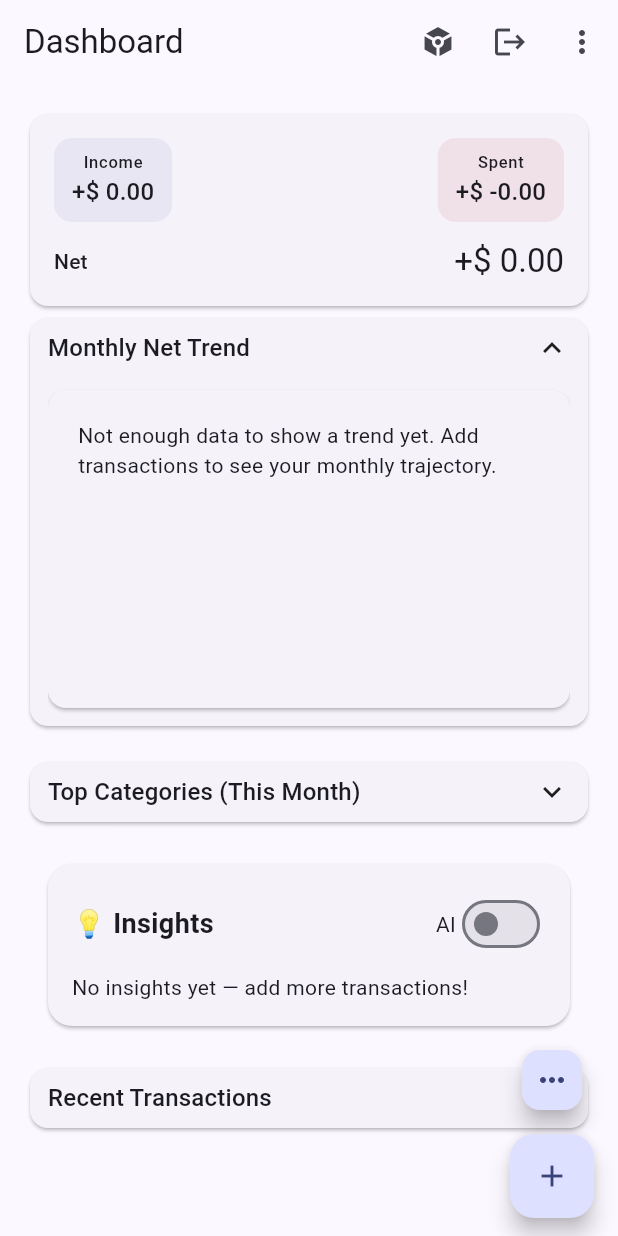
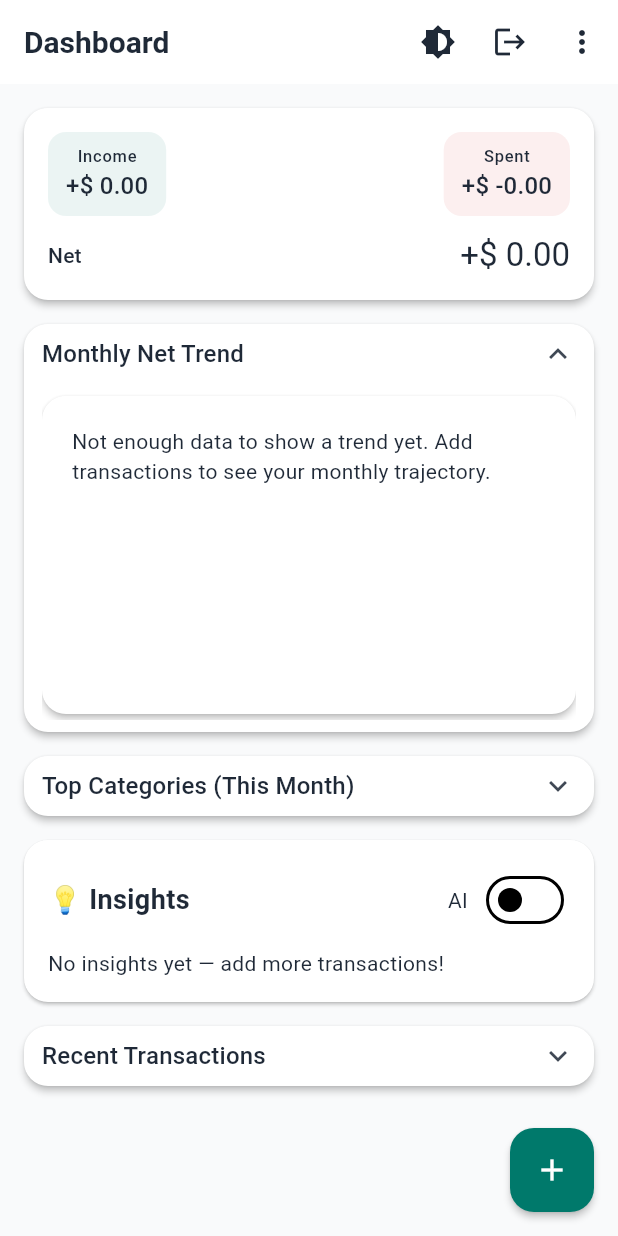
Before and after one commit to MgSuper/mini_finance_tracker, a Flutter app: the screen it shows once a user with an empty profile is signed in, after a tap on "Monthly Net Trend", on a phone screen of 412 x 824 dp. Run offline on Flutter 3.47's test engine with Material 3 defaults, Android fonts, the light colour scheme and no system bars; our stand-ins replace cloud_firestore, csv, file_picker, firebase_auth, firebase_core, fl_chart and 5 more; accounts and stored records are empty; generated files the repository leaves out were written again.

Commit message:
[FIXED] clean code

```diff
--- a/lib/app/app.dart
+++ b/lib/app/app.dart
@@ -2,7 +2,8 @@ import 'package:flutter/material.dart';
 import 'package:flutter_riverpod/flutter_riverpod.dart';
 import 'package:mini_finan/app/app_router.dart';
 import 'package:mini_finan/app/auth_sync.dart';
-import 'package:mini_finan/app/theme.dart';
+import 'package:mini_finan/app/app_theme.dart';
+import 'package:mini_finan/app/providers/theme_mode_provider.dart';
 
 class FinanceAIApp extends ConsumerWidget {
   const FinanceAIApp({super.key});
@@ -10,12 +11,14 @@ class FinanceAIApp extends ConsumerWidget {
   @override
   Widget build(BuildContext context, WidgetRef ref) {
     final router = ref.watch(routerProvider);
+    final mode = ref.watch(themeModeProvider);
     return AuthSync(
       child: MaterialApp.router(
         debugShowCheckedModeBanner: false,
         title: 'FinanceAI',
-        theme: lightTheme,
-        darkTheme: darkTheme,
+        theme: AppTheme.light,
+        darkTheme: AppTheme.dark,
+        themeMode: mode,
         routerConfig: router,
       ),
     );
--- /dev/null
+++ b/lib/app/app_theme.dart
@@ -0,0 +1,145 @@
+import 'package:flutter/material.dart';
+
+/// Brand seed color (refined teal/green).
+const _seed = Color(0xFF14B8A6);
+
+class AppTheme {
+  static const _radiusCard = 16.0;
+  static const _radiusField = 12.0;
+
+  static const _fieldPadding =
+      EdgeInsets.symmetric(horizontal: 12, vertical: 12);
+  static const _tilePadding = EdgeInsets.symmetric(horizontal: 12, vertical: 2);
+  static const _cardMargin =
+      EdgeInsets.zero; // IMPORTANT: keep same in both themes
+
+  static ThemeData _base({
+    required Brightness brightness,
+    required ColorScheme colorScheme,
+    required Color scaffoldBg,
+    required Color cardColor,
+    required Color inputFill,
+  }) {
+    final isDark = brightness == Brightness.dark;
+
+    return ThemeData(
+      useMaterial3: true,
+      brightness: brightness,
+      colorScheme: colorScheme,
+      scaffoldBackgroundColor: scaffoldBg,
+
+      // Keep AppBar behavior identical -> no "jump"
+      appBarTheme: AppBarTheme(
+        centerTitle: false,
+        elevation: 0,
+        scrolledUnderElevation: 0,
+        surfaceTintColor: Colors.transparent,
+        backgroundColor:
+            colorScheme.surface, // keep solid in both to avoid visual shift
+        foregroundColor: colorScheme.onSurface,
+        titleTextStyle: TextStyle(
+          color: colorScheme.onSurface,
+          fontSize: 20,
+          fontWeight: FontWeight.w700,
+        ),
+      ),
+
+      cardTheme: CardThemeData(
+        color: cardColor,
+        elevation: 2,
+        margin: _cardMargin, // IMPORTANT: same margin in both
+        shape: RoundedRectangleBorder(
+          borderRadius: BorderRadius.circular(_radiusCard),
+        ),
+      ),
+
+      listTileTheme: const ListTileThemeData(
+        contentPadding: _tilePadding, // IMPORTANT: same in both
+      ),
+
+      inputDecorationTheme: InputDecorationTheme(
+        filled: true,
+        fillColor: inputFill,
+        contentPadding: _fieldPadding, // IMPORTANT: same in both
+        border: OutlineInputBorder(
+          borderRadius: BorderRadius.circular(_radiusField),
+          borderSide: BorderSide(
+            color: isDark ? const Color(0xFF2B3440) : const Color(0xFFE5E7EB),
+          ),
+        ),
+        enabledBorder: OutlineInputBorder(
+          borderRadius: BorderRadius.circular(_radiusField),
+          borderSide: BorderSide(
+            color: isDark ? const Color(0xFF2B3440) : const Color(0xFFE5E7EB),
+          ),
+        ),
+        focusedBorder: OutlineInputBorder(
+          borderRadius: BorderRadius.circular(_radiusField),
+          borderSide: BorderSide(color: colorScheme.primary, width: 2),
+        ),
+        labelStyle: TextStyle(
+          color: isDark ? const Color(0xFF9CA3AF) : const Color(0xFF6B7280),
+        ),
+        hintStyle: TextStyle(
+          color: isDark ? const Color(0xFF6B7280) : const Color(0xFF9CA3AF),
+        ),
+      ),
+
+      iconTheme: IconThemeData(color: colorScheme.onSurface.withOpacity(0.85)),
+
+      filledButtonTheme: FilledButtonThemeData(
+        style: FilledButton.styleFrom(
+          backgroundColor: colorScheme.primary,
+          foregroundColor: colorScheme.onPrimary,
+          shape:
+              RoundedRectangleBorder(borderRadius: BorderRadius.circular(12)),
+          textStyle: const TextStyle(fontWeight: FontWeight.w600),
+        ),
+      ),
+
+      snackBarTheme: SnackBarThemeData(
+        behavior: SnackBarBehavior.floating,
+        backgroundColor:
+            isDark ? const Color(0xFF1E242B) : const Color(0xFF111827),
+        contentTextStyle:
+            TextStyle(color: isDark ? Colors.white : Colors.white),
+        shape: RoundedRectangleBorder(borderRadius: BorderRadius.circular(10)),
+      ),
+
+      floatingActionButtonTheme:
+          const FloatingActionButtonThemeData(elevation: 2),
+    );
+  }
+
+  // LIGHT (aligned)
+  static final ThemeData light = _base(
+    brightness: Brightness.light,
+    colorScheme: const ColorScheme.light(
+      primary: Color(0xFF00796B),
+      onPrimary: Colors.white,
+      secondary: Color(0xFFFFC107),
+      onSecondary: Colors.black,
+      surface: Color(0xFFFFFFFF), // make AppBar/Card consistent surface base
+      onSurface: Color(0xFF1F2937),
+      error: Color(0xFFD32F2F),
+      onError: Colors.white,
+    ),
+    scaffoldBg: const Color(0xFFF9FAFB),
+    cardColor: const Color(0xFFFFFFFF),
+    inputFill: const Color(0xFFFFFFFF),
+  );
+
+  // DARK (aligned)
+  static final ThemeData dark = _base(
+    brightness: Brightness.dark,
+    colorScheme: ColorScheme.fromSeed(
+      seedColor: _seed,
+      brightness: Brightness.dark,
+    ).copyWith(
+      surface: const Color(0xFF161A1F),
+    ),
+    scaffoldBg: const Color(0xFF0F1114),
+    cardColor: const Color(0xFF161A1F),
+    inputFill: const Color(0xFF151A1E),
+  );
+}
--- /dev/null
+++ b/lib/app/providers/theme_mode_provider.dart
@@ -0,0 +1,38 @@
+import 'package:flutter/material.dart';
+import 'package:flutter_riverpod/flutter_riverpod.dart';
+import 'package:shared_preferences/shared_preferences.dart';
+
+final themeModeProvider =
+    NotifierProvider<ThemeModeController, ThemeMode>(ThemeModeController.new);
+
+class ThemeModeController extends Notifier<ThemeMode> {
+  static const _k = 'app_theme_mode';
+
+  @override
+  ThemeMode build() {
+    _load();
+    return ThemeMode.system;
+  }
+
+  Future<void> _load() async {
+    final sp = await SharedPreferences.getInstance();
+    final i = sp.getInt(_k); // 0=system,1=light,2=dark
+    if (i != null) state = ThemeMode.values[i.clamp(0, 2)];
+  }
+
+  Future<void> set(ThemeMode m) async {
+    state = m;
+    final sp = await SharedPreferences.getInstance();
+    await sp.setInt(_k, m.index);
+  }
+
+  Future<void> toggle() async {
+    // Light <-> Dark; keep System as Light for simplicity
+    final next = switch (state) {
+      ThemeMode.light => ThemeMode.dark,
+      ThemeMode.dark => ThemeMode.light,
+      ThemeMode.system => ThemeMode.dark,
+    };
+    await set(next);
+  }
+}
--- a/lib/app/theme.dart
+++ /dev/null
@@ -1,7 +0,0 @@
-import 'package:flutter/material.dart';
-
-final lightTheme = ThemeData(
-  colorScheme: ColorScheme.fromSeed(seedColor: Colors.indigo),
-  useMaterial3: true,
-);
-final darkTheme = ThemeData.dark(useMaterial3: true);
--- a/lib/features/dashboard/presentation/dashboard_screen.dart
+++ b/lib/features/dashboard/presentation/dashboard_screen.dart
@@ -2,15 +2,18 @@ import 'package:firebase_auth/firebase_auth.dart';
 import 'package:flutter/material.dart';
 import 'package:flutter_riverpod/flutter_riverpod.dart';
 import 'package:go_router/go_router.dart';
+import 'package:mini_finan/app/providers/theme_mode_provider.dart';
 import 'package:mini_finan/features/auth/providers.dart';
 import 'package:mini_finan/features/dashboard/providers.dart';
 import 'package:mini_finan/features/dashboard/providers/trend_expand_persistence_provider.dart';
 import 'package:mini_finan/features/dashboard/widgets/expansion_card.dart';
+import 'package:mini_finan/features/dashboard/widgets/expansion_card_shimmer.dart';
 import 'package:mini_finan/features/dashboard/widgets/monthly_trend_chart.dart';
 import 'package:mini_finan/features/insights/insights_card.dart';
 import 'package:mini_finan/features/transactions/data/transaction_model.dart';
 import 'package:mini_finan/features/transactions/presentation/transaction_detail_sheet.dart';
 import 'package:mini_finan/widgets/error_card.dart';
+import 'package:mini_finan/widgets/shimmer_box.dart';
 
 class DashboardScreen extends ConsumerWidget {
   const DashboardScreen({super.key});
@@ -40,13 +43,9 @@ class DashboardScreen extends ConsumerWidget {
         title: const Text('Dashboard'),
         actions: [
           IconButton(
-            tooltip: 'Token',
-            icon: const Icon(Icons.token),
-            onPressed: () async {
-              final user = FirebaseAuth.instance.currentUser;
-              final idToken = await user?.getIdToken(true);
-              print(idToken);
-            },
+            tooltip: 'Toggle theme',
+            icon: const Icon(Icons.brightness_6),
+            onPressed: () => ref.read(themeModeProvider.notifier).toggle(),
           ),
           IconButton(
             tooltip: 'Logout',
@@ -64,31 +63,24 @@ class DashboardScreen extends ConsumerWidget {
               _ => null,
             },
             itemBuilder: (ctx) => const [
-              PopupMenuItem(value: 'import', child: Text('Import CSV')),
               PopupMenuItem(
-                  value: 'categories', child: Text('Manage Categories')),
-              PopupMenuItem(value: 'rules', child: Text('Manage Rules')),
-              PopupMenuItem(value: 'more', child: Text('More…')),
+                value: 'import',
+                child: Text('Import CSV'),
+              ),
+              PopupMenuItem(
+                value: 'categories',
+                child: Text('Manage Categories'),
+              ),
+              PopupMenuItem(
+                value: 'rules',
+                child: Text('Manage Rules'),
+              ),
+              PopupMenuItem(
+                value: 'more',
+                child: Text('More…'),
+              ),
             ],
           ),
-        ],
-      ),
-      floatingActionButtonLocation: FloatingActionButtonLocation.endContained,
-      floatingActionButton: Column(
-        mainAxisSize: MainAxisSize.min,
-        children: [
-          FloatingActionButton.small(
-            heroTag: 'more',
-            onPressed: () => context.push('/more'),
-            child: const Icon(Icons.more_horiz),
-          ),
-          const SizedBox(height: 12),
-          FloatingActionButton(
-            onPressed: () => context.push('/transactions/add'),
-            child: const Icon(Icons.add),
-            // label: const Text('Add transaction'),
-          ),
-          const SizedBox(height: 12),
         ],
       ),
       body: RefreshIndicator(
@@ -102,6 +94,7 @@ class DashboardScreen extends ConsumerWidget {
           children: [
             _TotalsCard(totals: totals),
             // Expandable Monthly Trend
+            const SizedBox(height: 16),
             Consumer(
               builder: (context, ref, _) {
                 final expandedState = ref.watch(monthlyTrendExpandedProvider);
@@ -116,13 +109,7 @@ class DashboardScreen extends ConsumerWidget {
                     child:
                         const SizedBox(height: 220, child: MonthlyTrendChart()),
                   ),
-                  orElse: () => const Card(
-                    child: SizedBox(
-                      height: 80,
-                      child: Center(
-                          child: CircularProgressIndicator(strokeWidth: 2)),
-                    ),
-                  ),
+                  orElse: () => const ExpansionCardShimmer(),
                 );
               },
             ),
@@ -176,13 +163,7 @@ class DashboardScreen extends ConsumerWidget {
                       },
                     ),
                   ),
-                  orElse: () => const Card(
-                    child: SizedBox(
-                      height: 80,
-                      child: Center(
-                          child: CircularProgressIndicator(strokeWidth: 2)),
-                    ),
-                  ),
+                  orElse: () => const ExpansionCardShimmer(),
                 );
               },
             ),
@@ -240,18 +221,17 @@ class DashboardScreen extends ConsumerWidget {
                       },
                     ),
                   ),
-                  orElse: () => const Card(
-                    child: SizedBox(
-                      height: 80,
-                      child: Center(
-                          child: CircularProgressIndicator(strokeWidth: 2)),
-                    ),
-                  ),
+                  orElse: () => const ExpansionCardShimmer(),
                 );
               },
             ),
           ],
         ),
+      ),
+      floatingActionButton: FloatingActionButton(
+        onPressed: () => context.push('/transactions/add'),
+        child: const Icon(Icons.add),
+        // label: const Text('Add transaction'),
       ),
     );
   }
@@ -264,7 +244,61 @@ class _TotalsCard extends ConsumerWidget {
   @override
   Widget build(BuildContext context, WidgetRef ref) {
     return totals.when(
-      loading: () => const _CardSkeleton(height: 96),
+      loading: () => Card(
+        child: Padding(
+          padding: const EdgeInsets.all(16),
+          child: LayoutBuilder(
+            builder: (ctx, c) {
+              final small = c.maxWidth < 360;
+
+              if (small) {
+                // === Small layout: same structure as data ===
+                return const Column(
+                  crossAxisAlignment: CrossAxisAlignment.start,
+                  children: [
+                    Row(
+                      mainAxisAlignment: MainAxisAlignment.spaceBetween,
+                      children: [
+                        _TotalChipSkeleton(isNegative: false),
+                        _TotalChipSkeleton(isNegative: true),
+                      ],
+                    ),
+                    SizedBox(height: 12),
+                    Row(
+                      children: [
+                        // "Net" label placeholder
+                        ShimmerBox(width: 28, height: 14, borderRadius: 6),
+                        Spacer(),
+                        // "Net" value placeholder (FittedBox target size)
+                        ShimmerBox(width: 120, height: 26, borderRadius: 6),
+                      ],
+                    ),
+                  ],
+                );
+              }
+
+              // === Wide layout: same structure as data ===
+              return const Row(
+                children: [
+                  _TotalChipSkeleton(isNegative: false),
+                  SizedBox(width: 12),
+                  _TotalChipSkeleton(isNegative: true),
+                  Spacer(),
+                  // Net column (label + value)
+                  Column(
+                    crossAxisAlignment: CrossAxisAlignment.end,
+                    children: [
+                      ShimmerBox(width: 24, height: 12, borderRadius: 6),
+                      SizedBox(height: 6),
+                      ShimmerBox(width: 140, height: 28, borderRadius: 6),
+                    ],
+                  ),
+                ],
+              );
+            },
+          ),
+        ),
+      ),
       error: (e, _) => ErrorCard(
         error: e,
         onRetry: () => ref.invalidate(transactionsStreamProvider),
@@ -337,6 +371,37 @@ class _TotalsCard extends ConsumerWidget {
             },
           ),
         ),
+      ),
+    );
+  }
+}
+
+class _TotalChipSkeleton extends StatelessWidget {
+  const _TotalChipSkeleton({this.isNegative = false});
+  final bool isNegative;
+
+  @override
+  Widget build(BuildContext context) {
+    final color = isNegative
+        ? Theme.of(context).colorScheme.error
+        : Theme.of(context).colorScheme.primary;
+
+    // Mirror _TotalChip: same padding + border radius + background tint
+    return Container(
+      padding: const EdgeInsets.symmetric(horizontal: 12, vertical: 8),
+      decoration: BoxDecoration(
+        color: color.withAlpha(20),
+        borderRadius: BorderRadius.circular(12),
+      ),
+      child: const Column(
+        crossAxisAlignment: CrossAxisAlignment.start,
+        children: [
+          // label (Text(label, style: labelSmall))
+          ShimmerBox(width: 46, height: 12, borderRadius: 6),
+          SizedBox(height: 6),
+          // value (Text(_money(...), style: titleMedium))
+          ShimmerBox(width: 96, height: 20, borderRadius: 6),
+        ],
       ),
     );
   }
--- /dev/null
+++ b/lib/features/dashboard/widgets/expansion_card_shimmer.dart
@@ -0,0 +1,23 @@
+import 'package:flutter/material.dart';
+import 'package:mini_finan/widgets/shimmer_box.dart';
+
+class ExpansionCardShimmer extends StatelessWidget {
+  const ExpansionCardShimmer({super.key});
+
+  @override
+  Widget build(BuildContext context) {
+    return Card(
+      shape: RoundedRectangleBorder(borderRadius: BorderRadius.circular(16)),
+      margin: const EdgeInsets.symmetric(horizontal: 16, vertical: 8),
+      child: const Row(
+        children: [
+          // Left title shimmer (mimic title text)
+          ShimmerBox(width: 140, height: 18, borderRadius: 8),
+          Spacer(),
+          // Right side shimmer (e.g. icon, total, or toggle arrow)
+          ShimmerBox(width: 24, height: 24, borderRadius: 8),
+        ],
+      ),
+    );
+  }
+}
--- a/lib/features/insights/insights_card.dart
+++ b/lib/features/insights/insights_card.dart
@@ -30,7 +30,6 @@ class InsightsCard extends ConsumerWidget {
     }
 
     return Card(
-      margin: const EdgeInsets.symmetric(horizontal: 16, vertical: 8),
       elevation: 1,
       shape: RoundedRectangleBorder(borderRadius: BorderRadius.circular(16)),
       child: Padding(
@@ -48,6 +47,7 @@ class InsightsCard extends ConsumerWidget {
                 Row(
                   children: [
                     const Text('AI'),
+                    const SizedBox(width: 8),
                     Switch(
                       value: useAi,
                       onChanged: (_) =>
--- a/lib/features/more/presentation/more_screen.dart
+++ b/lib/features/more/presentation/more_screen.dart
@@ -37,11 +37,6 @@ class MoreScreen extends StatelessWidget {
             title: const Text('Transactions'),
             onTap: () => context.push('/transactions'),
           ),
-          ListTile(
-            leading: const Icon(Icons.dashboard),
-            title: const Text('Dashboard'),
-            onTap: () => context.push('/dashboard'),
-          ),
         ],
       ),
     );
--- /dev/null
+++ b/lib/widgets/shimmer_box.dart
@@ -0,0 +1,136 @@
+import 'dart:math' as math;
+import 'package:flutter/material.dart';
+
+/// A lightweight shimmer/skeleton box you can reuse anywhere.
+/// Customize width/height/borderRadius, and optional child overlay.
+class ShimmerBox extends StatefulWidget {
+  const ShimmerBox({
+    super.key,
+    this.width,
+    this.height,
+    this.borderRadius = 12,
+    this.baseColor,
+    this.highlightColor,
+    this.duration = const Duration(milliseconds: 1200),
+    this.child,
+  });
+
+  final double? width;
+  final double? height;
+  final double borderRadius;
+  final Color? baseColor;
+  final Color? highlightColor;
+  final Duration duration;
+  final Widget? child;
+
+  @override
+  State<ShimmerBox> createState() => _ShimmerBoxState();
+}
+
+class _ShimmerBoxState extends State<ShimmerBox>
+    with SingleTickerProviderStateMixin {
+  late final AnimationController _ctrl;
+
+  @override
+  void initState() {
+    super.initState();
+    _ctrl = AnimationController(vsync: this, duration: widget.duration)
+      ..repeat();
+  }
+
+  @override
+  void dispose() {
+    _ctrl.dispose();
+    super.dispose();
+  }
+
+  @override
+  Widget build(BuildContext context) {
+    final scheme = Theme.of(context).colorScheme;
+    final base = widget.baseColor ??
+        (Theme.of(context).brightness == Brightness.dark
+            ? scheme.surfaceContainerHighest.withOpacity(0.28)
+            : scheme.surfaceContainerHighest.withOpacity(0.52));
+    final hi = widget.highlightColor ??
+        (Theme.of(context).brightness == Brightness.dark
+            ? scheme.surfaceTint.withOpacity(0.35)
+            : scheme.primary.withOpacity(0.18));
+
+    return AnimatedBuilder(
+      animation: _ctrl,
+      builder: (context, _) {
+        // Slide a diagonal gradient across the box.
+        final t = _ctrl.value;
+        final dx = (t * 2 - 1) * 1.2; // -1.2 → 1.2
+        return ClipRRect(
+          borderRadius: BorderRadius.circular(widget.borderRadius),
+          child: CustomPaint(
+            painter: _ShimmerPainter(
+              baseColor: base,
+              highlightColor: hi,
+              offset: dx,
+            ),
+            child: SizedBox(
+              width: widget.width,
+              height: widget.height,
+              child: widget.child,
+            ),
+          ),
+        );
+      },
+    );
+  }
+}
+
+class _ShimmerPainter extends CustomPainter {
+  _ShimmerPainter({
+    required this.baseColor,
+    required this.highlightColor,
+    required this.offset,
+  });
+
+  final Color baseColor;
+  final Color highlightColor;
+  final double offset;
+
+  @override
+  void paint(Canvas canvas, Size size) {
+    final rect = Offset.zero & size;
+
+    // Background
+    final bgPaint = Paint()..color = baseColor;
+    canvas.drawRect(rect, bgPaint);
+
+    // Diagonal highlight gradient band
+    final width = size.width;
+    final height = size.height;
+    final diag = math.sqrt(width * width + height * height);
+    final band = diag * 0.35;
+
+    final centerX = width * (offset * 0.5 + 0.5);
+    final shader = LinearGradient(
+      colors: [
+        baseColor,
+        highlightColor,
+        baseColor,
+      ],
+      stops: const [0.35, 0.5, 0.65],
+      begin: Alignment(-1, -1),
+      end: Alignment(1, 1),
+      transform: GradientRotation(math.pi / 6), // slight diagonal
+    ).createShader(Rect.fromCenter(
+      center: Offset(centerX, height / 2),
+      width: diag + band,
+      height: band,
+    ));
+
+    final paint = Paint()..shader = shader;
+    canvas.drawRect(rect, paint);
+  }
+
+  @override
+  bool shouldRepaint(covariant _ShimmerPainter oldDelegate) =>
+      oldDelegate.offset != offset ||
+      oldDelegate.baseColor != baseColor ||
+      oldDelegate.highlightColor != highlightColor;
+}
```
Also changed, not shown: pubspec.lock, 3 other files.
